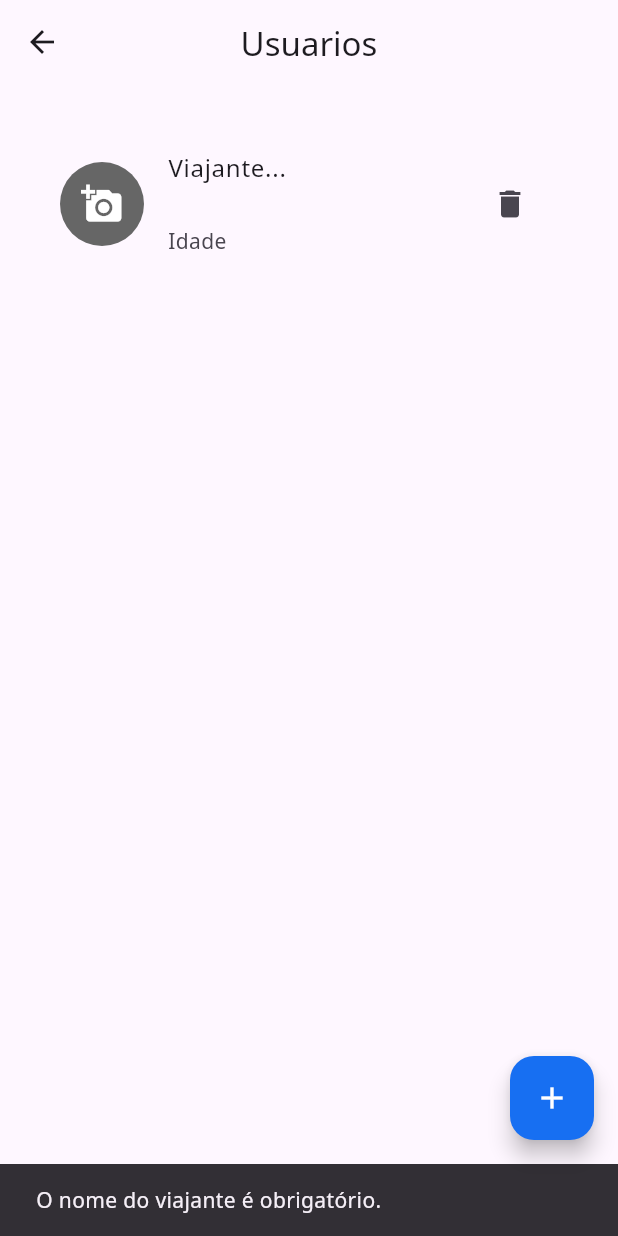
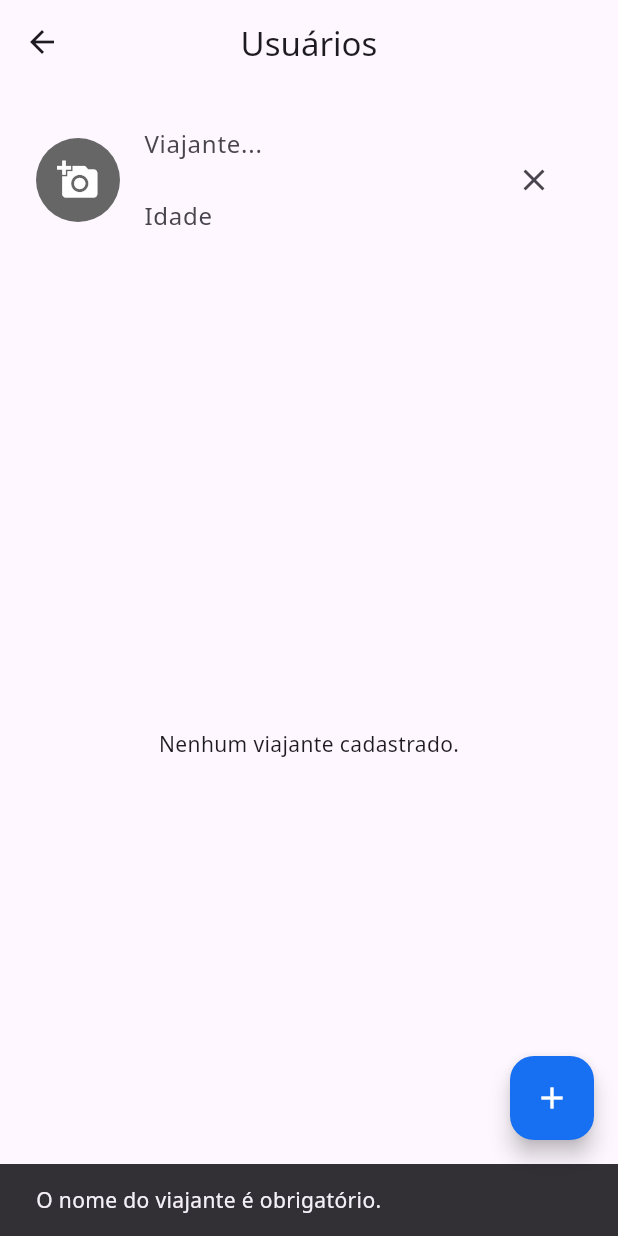
Before and after one commit to Siiki-89/my_travels, a Flutter app: the TravelersPage screen opened by its route, after a tap on the "add" icon, on a phone screen of 412 x 824 dp. Run offline on Flutter 3.47's test engine with Material 3 defaults, Android fonts, the phone set to English and light mode, and no system bars; our stand-ins replace google_fonts, image_picker, sqflite; accounts and stored records are empty.

Commit message:
CRUD TRAVELERS COMPLET, need to change layout

```diff
--- a/my_travels/lib/data/tables/traveler_table.dart
+++ b/my_travels/lib/data/tables/traveler_table.dart
@@ -1,4 +1,4 @@
-abstract final class TravelerTable {
+abstract class TravelerTable {
   static const String tableName = 'Traveler';
   static const String id = 'id';
   static const String name = 'name';
--- a/my_travels/lib/view/page/travelers_page.dart
+++ b/my_travels/lib/view/page/travelers_page.dart
@@ -1,6 +1,7 @@
 import 'dart:io';
 
 import 'package:flutter/material.dart';
+import 'package:my_travels/data/entities/traveler.dart';
 import 'package:my_travels/view/provider/traveler_provider.dart';
 import 'package:provider/provider.dart';
 import 'package:image_picker/image_picker.dart';
@@ -13,19 +14,22 @@ class TravelersPage extends StatelessWidget {
 
   @override
   Widget build(BuildContext context) {
-    final whiteUser = false;
-    final travelerProvider = context.read<TravelerProvider>();
-    final selectedImage = context.watch<TravelerProvider>().selectedImage;
+    final travelerProvider = context.watch<TravelerProvider>();
+    final selectedImage = travelerProvider.selectedImage;
+
+    WidgetsBinding.instance.addPostFrameCallback((_) {
+      if (!travelerProvider.isLoading && travelerProvider.travelers.isEmpty) {
+        travelerProvider.loadTravelers();
+      }
+    });
 
     return Scaffold(
-      appBar: AppBar(title: Text('Usuarios'), centerTitle: true),
+      appBar: AppBar(title: const Text('Usuários'), centerTitle: true),
       body: Padding(
-        padding: EdgeInsetsGeometry.all(16),
-        child: whiteUser
-            ? ListView()
-            : Padding(
         padding: const EdgeInsets.all(8.0),
-                child: ListTile(
+        child: Column(
+          children: [
+            ListTile(
               leading: GestureDetector(
                 onTap: () => _pickImageFromGallery(travelerProvider),
                 child: CircleAvatar(
@@ -45,51 +49,148 @@ class TravelersPage extends StatelessWidget {
               ),
               title: TextField(
                 controller: _nameController,
-                    decoration: InputDecoration(
-                      hint: Text('Viajante...'),
+                decoration: const InputDecoration(
+                  hintText: 'Viajante...',
                   border: InputBorder.none,
                 ),
                 onChanged: travelerProvider.setName,
               ),
               subtitle: TextField(
                 controller: _ageController,
-                    decoration: InputDecoration(
-                      hint: Text('Idade'),
+                decoration: const InputDecoration(
+                  hintText: 'Idade',
                   border: InputBorder.none,
                 ),
                 onChanged: travelerProvider.setAge,
                 keyboardType: TextInputType.number,
               ),
               trailing: IconButton(
-                    onPressed: () {},
-                    icon: Icon(Icons.delete),
+                onPressed: () {
+                  _nameController.clear();
+                  _ageController.clear();
+                  travelerProvider.resetFields();
+                },
+                icon: const Icon(Icons.clear),
               ),
             ),
+            Expanded(
+              child: travelerProvider.isLoading
+                  ? const Center(child: CircularProgressIndicator())
+                  : travelerProvider.travelers.isEmpty
+                  ? const Center(child: Text('Nenhum viajante cadastrado.'))
+                  : ListView.builder(
+                      itemCount: travelerProvider.travelers.length,
+                      itemBuilder: (context, index) {
+                        final traveler = travelerProvider.travelers[index];
+                        return ListTile(
+                          leading: traveler.photoPath != null
+                              ? CircleAvatar(
+                                  backgroundImage: FileImage(
+                                    File(traveler.photoPath!),
+                                  ),
+                                  radius: 28,
+                                )
+                              : const CircleAvatar(
+                                  backgroundColor: Color(0xFF666666),
+                                  child: Icon(
+                                    Icons.person,
+                                    color: Colors.white,
+                                    size: 32,
+                                  ),
+                                ),
+                          title: Text(traveler.name),
+                          subtitle: Text('Idade: ${traveler.age}'),
+                          trailing: Row(
+                            mainAxisSize: MainAxisSize.min,
+                            children: [
+                              IconButton(
+                                icon: const Icon(Icons.edit),
+                                onPressed: () {
+                                  _nameController.text = traveler.name;
+                                  _ageController.text =
+                                      traveler.age?.toString() ?? '';
+                                  travelerProvider.setName(traveler.name);
+                                  travelerProvider.setAge(
+                                    traveler.age?.toString() ?? '',
+                                  );
+                                  travelerProvider.setEditingId(traveler.id);
+                                  if (traveler.photoPath != null) {
+                                    travelerProvider.setImage(
+                                      File(traveler.photoPath!),
+                                    );
+                                  }
+                                },
+                              ),
+                              IconButton(
+                                icon: const Icon(Icons.delete),
+                                onPressed: () {
+                                  travelerProvider.deleteTraveler(traveler.id);
+                                  if (travelerProvider.errorMessage != null) {
+                                    ScaffoldMessenger.of(context).showSnackBar(
+                                      SnackBar(
+                                        content: Text(
+                                          travelerProvider.errorMessage!,
+                                        ),
+                                      ),
+                                    );
+                                  } else {
+                                    ScaffoldMessenger.of(context).showSnackBar(
+                                      const SnackBar(
+                                        content: Text('Viajante foi apagado!'),
+                                      ),
+                                    );
+                                  }
+                                },
+                              ),
+                            ],
+                          ),
+                        );
+                      },
+                    ),
+            ),
+          ],
         ),
       ),
       floatingActionButton: FloatingActionButton(
-        backgroundColor: Color(0xFF176FF2),
+        backgroundColor: const Color(0xFF176FF2),
+        child: Icon(
+          travelerProvider.editingId != null ? Icons.save : Icons.add,
+          color: Colors.white,
+        ),
         onPressed: () async {
+          if (travelerProvider.editingId != null) {
+            final updatedTraveler = Traveler(
+              id: travelerProvider.editingId,
+              name: travelerProvider.name,
+              age: travelerProvider.age,
+              photoPath: travelerProvider.selectedImage?.path,
+            );
+            await travelerProvider.editTraveler(updatedTraveler);
+            ScaffoldMessenger.of(context).showSnackBar(
+              const SnackBar(content: Text('Viajante atualizado com sucesso!')),
+            );
+          } else {
             await travelerProvider.addTraveler();
             if (travelerProvider.errorMessage != null) {
               ScaffoldMessenger.of(context).showSnackBar(
                 SnackBar(content: Text(travelerProvider.errorMessage!)),
               );
-          } else {
+              return;
+            }
             ScaffoldMessenger.of(context).showSnackBar(
               const SnackBar(content: Text('Viajante adicionado com sucesso!')),
             );
+          }
+
           _nameController.clear();
           _ageController.clear();
           travelerProvider.resetFields();
-          }
         },
-        child: const Icon(Icons.add, color: Colors.white),
       ),
     );
   }
 
-  Future _pickImageFromGallery(TravelerProvider provider) async {
+  Future<void> _pickImageFromGallery(TravelerProvider provider) async {
     final pickedFile = await ImagePicker().pickImage(
       source: ImageSource.gallery,
     );
--- a/my_travels/lib/view/provider/traveler_provider.dart
+++ b/my_travels/lib/view/provider/traveler_provider.dart
@@ -12,7 +12,9 @@ class TravelerProvider with ChangeNotifier {
   String? _errorMessage;
   List<Traveler> _travelers = [];
   bool _isLoading = false;
+  int? _editingId;
 
+  int? get editingId => _editingId;
   String get name => _name;
   String? get errorMessage => _errorMessage;
   int? get age => _age;
@@ -33,12 +35,17 @@ class TravelerProvider with ChangeNotifier {
     notifyListeners();
   }
 
+  void setEditingId(int? id) {
+    _editingId = id;
+  }
+
   Future<void> loadTravelers() async {
     _isLoading = true;
     _errorMessage = null;
     notifyListeners();
     try {
       _travelers = await _repository.getTravelers();
+      debugPrint('Viajantes carregados: ${_travelers.length}');
     } catch (e) {
       _errorMessage = 'Erro ao carregar viajantes: $e';
       debugPrint('Erro ao carregar viajantes $e 🛑');
@@ -73,9 +80,37 @@ class TravelerProvider with ChangeNotifier {
       await _repository.insertTraveler(newTraveler);
       debugPrint('Viajante foi salvo com sucesso: ${newTraveler.name} 🛑');
       resetFields();
+      await loadTravelers();
     } catch (e) {
       _errorMessage = 'Erro ao adicionar viajante: $e';
       debugPrint('Erro ao adicionar viajante $e');
+      notifyListeners();
+    }
+  }
+
+  Future<void> deleteTraveler(int? id) async {
+    try {
+      await _repository.deleteTraveler(id!);
+      await loadTravelers();
+    } catch (e) {
+      _errorMessage = 'Erro ao deletar viajante: $e';
+      debugPrint('Erro ao deletar viajante $e');
+      notifyListeners();
+    }
+  }
+
+  Future<void> editTraveler(Traveler traveler) async {
+    _errorMessage = null;
+    notifyListeners();
+
+    try {
+      await _repository.updateTraveler(traveler);
+      debugPrint('Viajante atualizado: ${traveler.name}');
+      resetFields();
+      await loadTravelers();
+    } catch (e) {
+      _errorMessage = 'Erro ao editar viajante: $e';
+      debugPrint(_errorMessage!);
       notifyListeners();
     }
   }
```
Also changed, not shown: my_travels/lib/data/repository/traveler_repository.dart (+23 -0 lines). Lines whose indentation alone changed are shown as unchanged.
